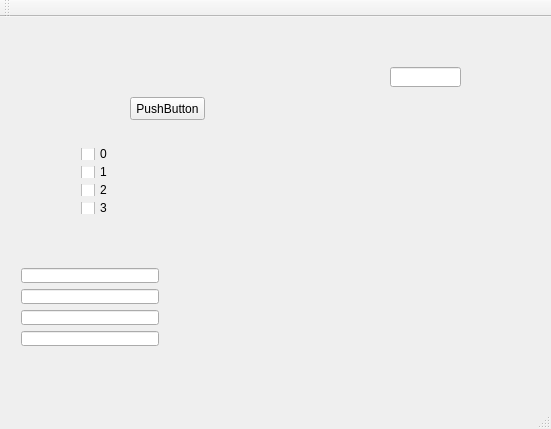
First picture: the form in mainwindow.ui, repository Freitag-fri/Ai-first-program, before the edit.
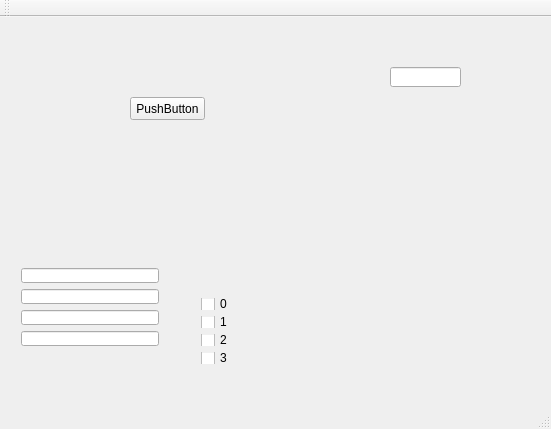
Second picture: the form after the edit.

Diff of the .ui file:
```diff
--- a/mainwindow.ui
+++ b/mainwindow.ui
@@ -30,8 +30,8 @@
    <widget class="QWidget" name="verticalLayoutWidget">
     <property name="geometry">
      <rect>
-      <x>70</x>
-      <y>120</y>
+      <x>190</x>
+      <y>270</y>
       <width>51</width>
       <height>88</height>
      </rect>
```
